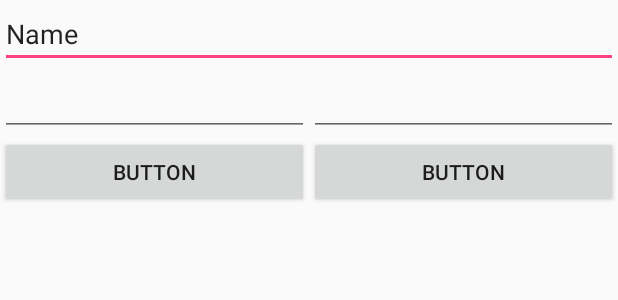
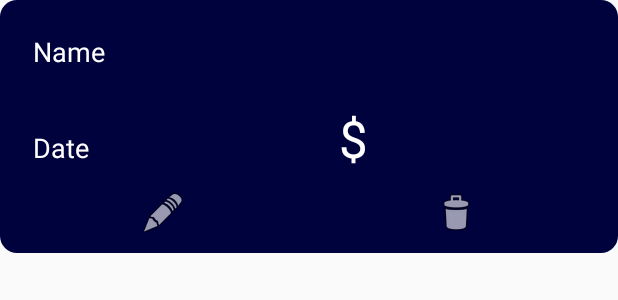
Before and after one commit to krstruzz/Android_Budgeting, an Android app: the layout activity_expense.xml on its own in the app's theme, with its tools: preview values and no code run, on a phone screen of 412 x 824 dp. Shown: the top 300 px of the screen. Run offline under Robolectric (Android 15) with nearby library versions, the phone set to English and light mode, and no system bars.

Commit message:
Layout Updates

```diff
--- a/app/build.gradle
+++ b/app/build.gradle
@@ -1,5 +1,6 @@
 apply plugin: 'com.android.application'
 apply plugin: 'kotlin-android'
+apply plugin: 'kotlin-android-extensions'
 
 android {
     compileSdkVersion 26
--- a/app/src/main/java/com/struzzwebsolutions/budgeting/AddExpense.kt
+++ b/app/src/main/java/com/struzzwebsolutions/budgeting/AddExpense.kt
@@ -21,9 +21,7 @@ class AddExpense : AppCompatActivity() {
     fun buAdd(view: View) {
         var dbManager = DBManager(this)
         var values = ContentValues()
-        values.put(dbManager.colExpName,etExpName.text.toString())
-        values.put(dbManager.colExpCost,etExpCost)
-        values.put(dbManager.colExpDate,etExpDate)
+
 
         val ID = dbManager.Insert(values)
         if(ID>0){
--- a/app/src/main/java/com/struzzwebsolutions/budgeting/Expense.kt
+++ b/app/src/main/java/com/struzzwebsolutions/budgeting/Expense.kt
@@ -5,13 +5,13 @@ import java.util.*
 /**
  * Created by keith on 8/17/17.
  */
-class Expense(var expenseName: String, var expenseDate: Date, var expenseCost: Double) {
+class Expense(var expID: Int, var expenseName: String, var expenseDate: Date, var expenseCost: Double) {
 
     override fun toString(): String {
         return "$expenseDate - $expenseName: $expenseCost"
     }
 
-    fun addToDB(expense: Expense) {
+    fun addExpenseToDB(expense: Expense) {
 
     }
 }
--- /dev/null
+++ b/app/src/main/res/drawable/background_layout.xml
@@ -0,0 +1,15 @@
+<?xml version="1.0" encoding="utf-8"?>
+<selector xmlns:android="http://schemas.android.com/apk/res/android">
+
+    <item>
+        <shape android:shape="rectangle">
+            <solid android:color="@color/blue_dark"/>
+            <corners android:radius="5pt"/>
+            <padding android:bottom="5pt"
+                android:left="5pt"
+                android:right="5pt"
+                android:top="5pt"/>
+        </shape>
+    </item>
+
+</selector>
--- a/app/src/main/res/layout/activity_expense.xml
+++ b/app/src/main/res/layout/activity_expense.xml
@@ -1,37 +1,45 @@
 <?xml version="1.0" encoding="utf-8"?>
 <LinearLayout xmlns:android="http://schemas.android.com/apk/res/android"
-    android:orientation="vertical" android:layout_width="match_parent"
-    android:layout_height="match_parent">
+    xmlns:app="http://schemas.android.com/apk/res-auto"
+    xmlns:tools="http://schemas.android.com/tools"
+    android:layout_width="match_parent"
+    android:layout_height="wrap_content"
+    android:background="@drawable/background_layout"
+    android:orientation="vertical">
 
-    <EditText
-        android:id="@+id/editText"
+    <TextView
+        android:id="@+id/tvExpName"
         android:layout_width="match_parent"
         android:layout_height="wrap_content"
-        android:ems="10"
-        android:inputType="textPersonName"
-        android:text="Name" />
+        android:padding="5pt"
+        android:text="Name"
+        android:textAppearance="@style/TextAppearance.AppCompat.Medium"
+        android:textColor="@android:color/white" />
 
     <LinearLayout
         android:layout_width="match_parent"
         android:layout_height="wrap_content"
         android:orientation="horizontal">
 
-        <EditText
-            android:id="@+id/editText2"
+        <TextView
+            android:id="@+id/tvExpDate"
             android:layout_width="wrap_content"
             android:layout_height="wrap_content"
             android:layout_weight="1"
-            android:ems="10"
-            android:inputType="date" />
+            android:padding="5pt"
+            android:text="Date"
+            android:textAppearance="@style/TextAppearance.AppCompat.Medium"
+            android:textColor="@android:color/white"/>
 
-        <EditText
-            android:id="@+id/editText3"
+        <TextView
+            android:id="@+id/tvExpCost"
             android:layout_width="wrap_content"
             android:layout_height="wrap_content"
             android:layout_weight="1"
-            android:ems="10"
-            android:inputType="numberDecimal" />
-
+            android:padding="5pt"
+            android:text="$"
+            android:textAppearance="@style/TextAppearance.AppCompat.Display1"
+            android:textColor="@android:color/white"/>
     </LinearLayout>
 
     <LinearLayout
@@ -40,19 +48,23 @@
         android:layout_weight="1"
         android:orientation="horizontal">
 
-        <Button
-            android:id="@+id/button2"
+        <ImageButton
+            android:id="@+id/imageButton"
             android:layout_width="wrap_content"
             android:layout_height="wrap_content"
             android:layout_weight="1"
-            android:text="Button" />
+            android:background="@color/blue_dark"
+            app:srcCompat="@android:drawable/ic_menu_edit"
+            tools:background="@color/blue_dark" />
 
-        <Button
-            android:id="@+id/button3"
+        <ImageButton
+            android:id="@+id/imageButton2"
             android:layout_width="wrap_content"
             android:layout_height="wrap_content"
             android:layout_weight="1"
-            android:text="Button" />
+            android:background="@color/blue_dark"
+            app:srcCompat="@android:drawable/ic_menu_delete" />
+
     </LinearLayout>
 
 </LinearLayout>
--- a/app/src/main/res/values/colors.xml
+++ b/app/src/main/res/values/colors.xml
@@ -3,4 +3,5 @@
     <color name="colorPrimary">#3F51B5</color>
     <color name="colorPrimaryDark">#303f9f</color>
     <color name="colorAccent">#FF4081</color>
+    <color name="blue_dark">#00023e</color>
 </resources>
--- a/build.gradle
+++ b/build.gradle
@@ -1,12 +1,13 @@
 // Top-level build file where you can add configuration options common to all sub-projects/modules.
 
 buildscript {
-    ext.kotlin_version = '1.1.4'
+    ext.kotlin_version = '1.1.4-2'
     repositories {
+        google()
         jcenter()
     }
     dependencies {
-        classpath 'com.android.tools.build:gradle:3.0.0-beta2'
+        classpath 'com.android.tools.build:gradle:3.0.0-beta3'
         classpath "org.jetbrains.kotlin:kotlin-gradle-plugin:$kotlin_version"
 
         // NOTE: Do not place your application dependencies here; they belong
@@ -16,6 +17,7 @@ buildscript {
 
 allprojects {
     repositories {
+        google()
         jcenter()
     }
 }
```
Also changed, not shown: app/src/main/java/com/struzzwebsolutions/budgeting/Main.kt (deleted, +0 -7 lines), app/src/main/java/com/struzzwebsolutions/budgeting/MainActivity.java (deleted, +0 -13 lines), app/src/main/java/com/struzzwebsolutions/budgeting/MainActivity.kt (added, +60 -0 lines), app/src/main/res/layout/activity_add_expense.xml (+32 -11 lines), app/src/main/res/layout/activity_listview_expenses.xml (+6 -3 lines), app/src/main/res/layout/activity_main.xml (+8 -11 lines), gradle/wrapper/gradle-wrapper.properties.
